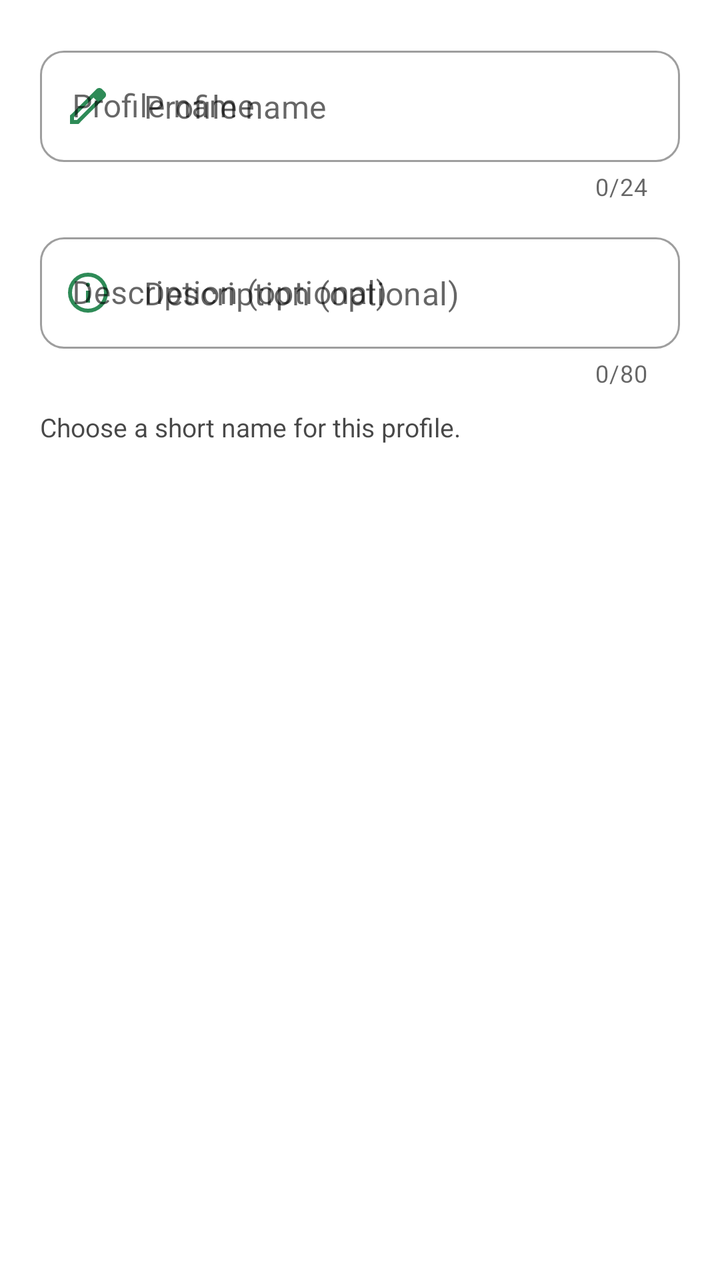
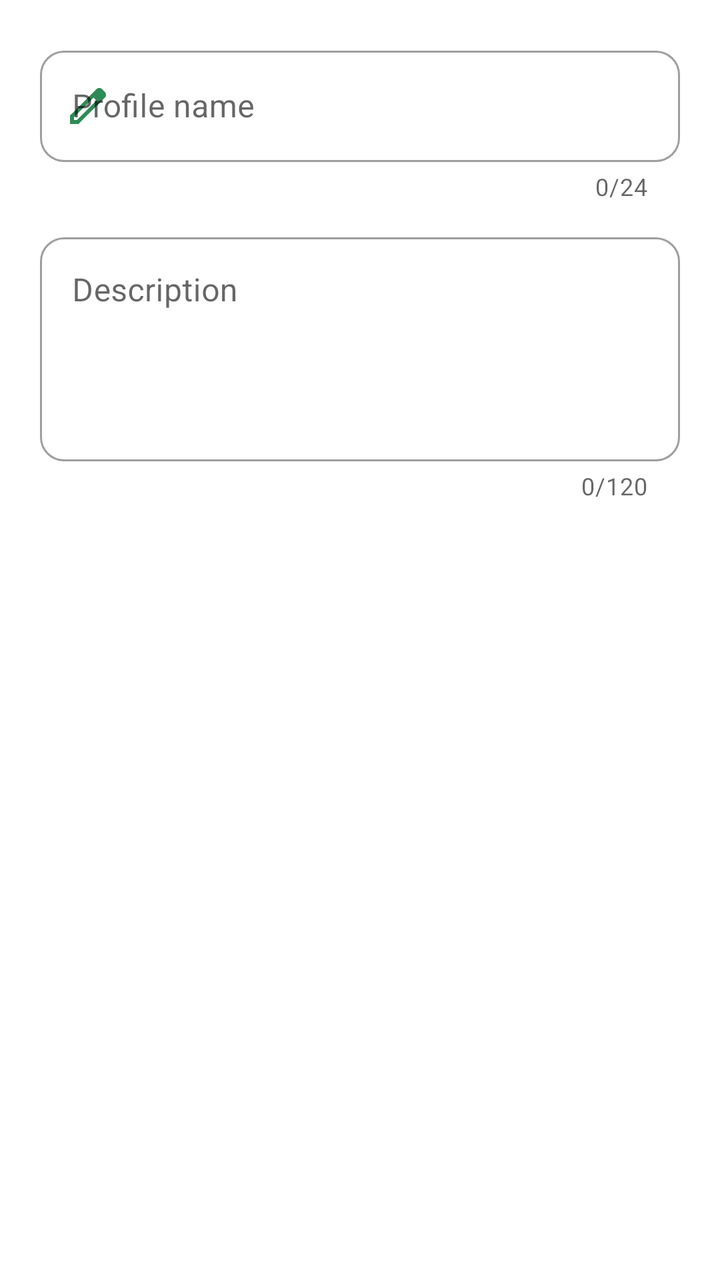

Two renders of the same Android screen: before a commit and after it. Below are the layout's source before the change and the commit's diff.
<!-- AndroidManifest.xml: application theme Theme.Switchly -->
<!-- res/layout/dialog_profile_name.xml -->
<?xml version="1.0" encoding="utf-8"?>
<LinearLayout xmlns:android="http://schemas.android.com/apk/res/android"
    xmlns:app="http://schemas.android.com/apk/res-auto"
    android:layout_width="match_parent"
    android:layout_height="wrap_content"
    android:orientation="vertical"
    android:padding="20dp">

    <com.google.android.material.textfield.TextInputLayout
        android:id="@+id/tilProfile"
        style="@style/Widget.MaterialComponents.TextInputLayout.OutlinedBox"
        android:layout_width="match_parent"
        android:layout_height="wrap_content"
        android:hint="@string/profile_name_field_hint"
        app:counterEnabled="true"
        app:counterMaxLength="24"
        app:endIconMode="none"
        app:startIconDrawable="@drawable/edit_24"
        app:startIconTint="?attr/colorPrimary">

        <com.google.android.material.textfield.TextInputEditText
            android:id="@+id/etProfile"
            android:layout_width="match_parent"
            android:layout_height="wrap_content"
            android:hint="@string/profile_name_field_hint"
            android:imeOptions="actionNext"
            android:inputType="textCapWords|textPersonName"
            android:maxLength="24"
            android:maxLines="1"
            android:singleLine="true" />
    </com.google.android.material.textfield.TextInputLayout>

    <com.google.android.material.textfield.TextInputLayout
        android:id="@+id/tilProfileDescription"
        style="@style/Widget.MaterialComponents.TextInputLayout.OutlinedBox"
        android:layout_width="match_parent"
        android:layout_height="wrap_content"
        android:layout_marginTop="12dp"
        android:hint="@string/profile_description_field_hint"
        app:counterEnabled="true"
        app:counterMaxLength="80"
        app:endIconMode="clear_text"
        app:startIconDrawable="@drawable/info_24"
        app:startIconTint="?attr/colorPrimary">

        <com.google.android.material.textfield.TextInputEditText
            android:id="@+id/etProfileDescription"
            android:layout_width="match_parent"
            android:layout_height="wrap_content"
            android:hint="@string/profile_description_field_hint"
            android:imeOptions="actionDone"
            android:inputType="textCapSentences|textMultiLine"
            android:maxLength="80"
            android:maxLines="2" />
    </com.google.android.material.textfield.TextInputLayout>

    <TextView
        android:id="@+id/tvHelper"
        android:layout_width="match_parent"
        android:layout_height="wrap_content"
        android:layout_marginTop="10dp"
        android:alpha="0.72"
        android:text="@string/profile_name_helper"
        android:textColor="?attr/colorOnSurface"
        android:textSize="13sp" />

</LinearLayout>
<!-- resources referenced by this layout -->
<resources>
  <!-- drawable edit_24 (drawable) -->
  <vector xmlns:android="http://schemas.android.com/apk/res/android"
      android:width="24dp"
      android:height="24dp"
      android:viewportWidth="960"
      android:viewportHeight="960">
      <path
          android:pathData="M200,760h57l391,-391 -57,-57 -391,391v57ZM120,840v-170l528,-527q12,-11 26.5,-17t30.5,-6q16,0 31,6t26,18l55,56q12,11 17.5,26t5.5,30q0,16 -5.5,30.5T817,313L290,840L120,840ZM760,256 L704,200 760,256ZM619,341 L591,312 648,369 619,341Z"
          android:fillColor="?attr/colorOnSurface"/>
  </vector>
  <!-- drawable info_24 (drawable) -->
  <vector xmlns:android="http://schemas.android.com/apk/res/android"
      android:width="24dp"
      android:height="24dp"
      android:viewportWidth="960"
      android:viewportHeight="960">
      <path
          android:pathData="M440,680h80v-240h-80v240ZM480,360q17,0 28.5,-11.5T520,320q0,-17 -11.5,-28.5T480,280q-17,0 -28.5,11.5T440,320q0,17 11.5,28.5T480,360ZM480,880q-83,0 -156,-31.5T197,763q-54,-54 -85.5,-127T80,480q0,-83 31.5,-156T197,197q54,-54 127,-85.5T480,80q83,0 156,31.5T763,197q54,54 85.5,127T880,480q0,83 -31.5,156T763,763q-54,54 -127,85.5T480,880ZM480,800q134,0 227,-93t93,-227q0,-134 -93,-227t-227,-93q-134,0 -227,93t-93,227q0,134 93,227t227,93ZM480,480Z"
          android:fillColor="?attr/colorOnSurface"/>
  </vector>
  <string name="profile_description_field_hint">Description (optional)</string>
  <string name="profile_name_field_hint">Profile name</string>
  <string name="profile_name_helper">Choose a short name for this profile.</string>
  <color name="accent_default_green">#2E8B57</color>
  <style name="Switchly.Fab" parent="Widget.MaterialComponents.FloatingActionButton">
          <item name="backgroundTint">?attr/colorPrimary</item>
          <item name="tint">@android:color/white</item>
      </style>
  <style name="Switchly.TopBar" parent="Widget.MaterialComponents.Toolbar">
          
          <item name="android:background">?attr/colorPrimary</item>
          <item name="backgroundTint">?attr/colorPrimary</item>
  
          
          <item name="titleTextColor">@android:color/white</item>
  
          
          <item name="navigationIconTint">@android:color/white</item>
      </style>
  <style name="Switchly.TextInputLayout" parent="Widget.MaterialComponents.TextInputLayout.OutlinedBox">
          <item name="boxStrokeWidth">1dp</item>
          <item name="boxStrokeWidthFocused">2dp</item>
          <item name="boxCornerRadiusTopStart">12dp</item>
          <item name="boxCornerRadiusTopEnd">12dp</item>
          <item name="boxCornerRadiusBottomStart">12dp</item>
          <item name="boxCornerRadiusBottomEnd">12dp</item>
      </style>
  <style name="Switchly.AutoCompleteText" parent="Widget.MaterialComponents.AutoCompleteTextView.OutlinedBox">
          <item name="android:minHeight">56dp</item>
          <item name="android:paddingTop">12dp</item>
          <item name="android:paddingBottom">12dp</item>
          <item name="android:textAppearance">@style/TextAppearance.MaterialComponents.Body1</item>
      </style>
  <style name="ThemeOverlay.Switchly.Dialog" parent="ThemeOverlay.MaterialComponents.MaterialAlertDialog">
          <item name="colorControlActivated">?attr/colorPrimary</item>
          <item name="colorControlHighlight">?attr/colorPrimary</item>
          <item name="colorAccent">?attr/colorPrimary</item>
      </style>
  <style name="ShapeAppearance.Switchly.Card" parent="ShapeAppearance.MaterialComponents.LargeComponent">
          <item name="cornerFamily">rounded</item>
          <item name="cornerSize">26dp</item>
      </style>
  <color name="switchly_card_bg">#F7FFFFFF</color>
  <color name="switchly_card_stroke">#14000000</color>
  <!-- unchanged entries left out for length: 3 -->
</resources>

<!-- the commit's change to res/layout/dialog_profile_name.xml (unified diff, before → after) -->
@@ -22,7 +22,6 @@
             android:id="@+id/etProfile"
             android:layout_width="match_parent"
             android:layout_height="wrap_content"
-            android:hint="@string/profile_name_field_hint"
             android:imeOptions="actionNext"
             android:inputType="textCapWords|textPersonName"
             android:maxLength="24"
@@ -38,30 +37,20 @@
         android:layout_marginTop="12dp"
         android:hint="@string/profile_description_field_hint"
         app:counterEnabled="true"
-        app:counterMaxLength="80"
-        app:endIconMode="clear_text"
-        app:startIconDrawable="@drawable/info_24"
-        app:startIconTint="?attr/colorPrimary">
+        app:counterMaxLength="120"
+        app:endIconMode="clear_text">
 
         <com.google.android.material.textfield.TextInputEditText
             android:id="@+id/etProfileDescription"
             android:layout_width="match_parent"
             android:layout_height="wrap_content"
-            android:hint="@string/profile_description_field_hint"
+            android:gravity="top|start"
             android:imeOptions="actionDone"
             android:inputType="textCapSentences|textMultiLine"
-            android:maxLength="80"
-            android:maxLines="2" />
+            android:maxLength="120"
+            android:maxLines="4"
+            android:minHeight="112dp"
+            android:minLines="3" />
     </com.google.android.material.textfield.TextInputLayout>
 
-    <TextView
-        android:id="@+id/tvHelper"
-        android:layout_width="match_parent"
-        android:layout_height="wrap_content"
-        android:layout_marginTop="10dp"
-        android:alpha="0.72"
-        android:text="@string/profile_name_helper"
-        android:textColor="?attr/colorOnSurface"
-        android:textSize="13sp" />
-
 </LinearLayout>
<!-- resource entries referenced after the edit -->
@@ -8,21 +8,10 @@
       android:viewportHeight="960">
       <path
           android:pathData="M200,760h57l391,-391 -57,-57 -391,391v57ZM120,840v-170l528,-527q12,-11 26.5,-17t30.5,-6q16,0 31,6t26,18l55,56q12,11 17.5,26t5.5,30q0,16 -5.5,30.5T817,313L290,840L120,840ZM760,256 L704,200 760,256ZM619,341 L591,312 648,369 619,341Z"
-          android:fillColor="?attr/colorOnSurface"/>
+          android:fillColor="?attr/colorOnSurface" />
   </vector>
-  <!-- drawable info_24 (drawable) -->
-  <vector xmlns:android="http://schemas.android.com/apk/res/android"
-      android:width="24dp"
-      android:height="24dp"
-      android:viewportWidth="960"
-      android:viewportHeight="960">
-      <path
-          android:pathData="M440,680h80v-240h-80v240ZM480,360q17,0 28.5,-11.5T520,320q0,-17 -11.5,-28.5T480,280q-17,0 -28.5,11.5T440,320q0,17 11.5,28.5T480,360ZM480,880q-83,0 -156,-31.5T197,763q-54,-54 -85.5,-127T80,480q0,-83 31.5,-156T197,197q54,-54 127,-85.5T480,80q83,0 156,31.5T763,197q54,54 85.5,127T880,480q0,83 -31.5,156T763,763q-54,54 -127,85.5T480,880ZM480,800q134,0 227,-93t93,-227q0,-134 -93,-227t-227,-93q-134,0 -227,93t-93,227q0,134 93,227t227,93ZM480,480Z"
-          android:fillColor="?attr/colorOnSurface"/>
-  </vector>
-  <string name="profile_description_field_hint">Description (optional)</string>
+  <string name="profile_description_field_hint">Description</string>
   <string name="profile_name_field_hint">Profile name</string>
-  <string name="profile_name_helper">Choose a short name for this profile.</string>
   <color name="accent_default_green">#2E8B57</color>
   <style name="Switchly.Fab" parent="Widget.MaterialComponents.FloatingActionButton">
           <item name="backgroundTint">?attr/colorPrimary</item>
